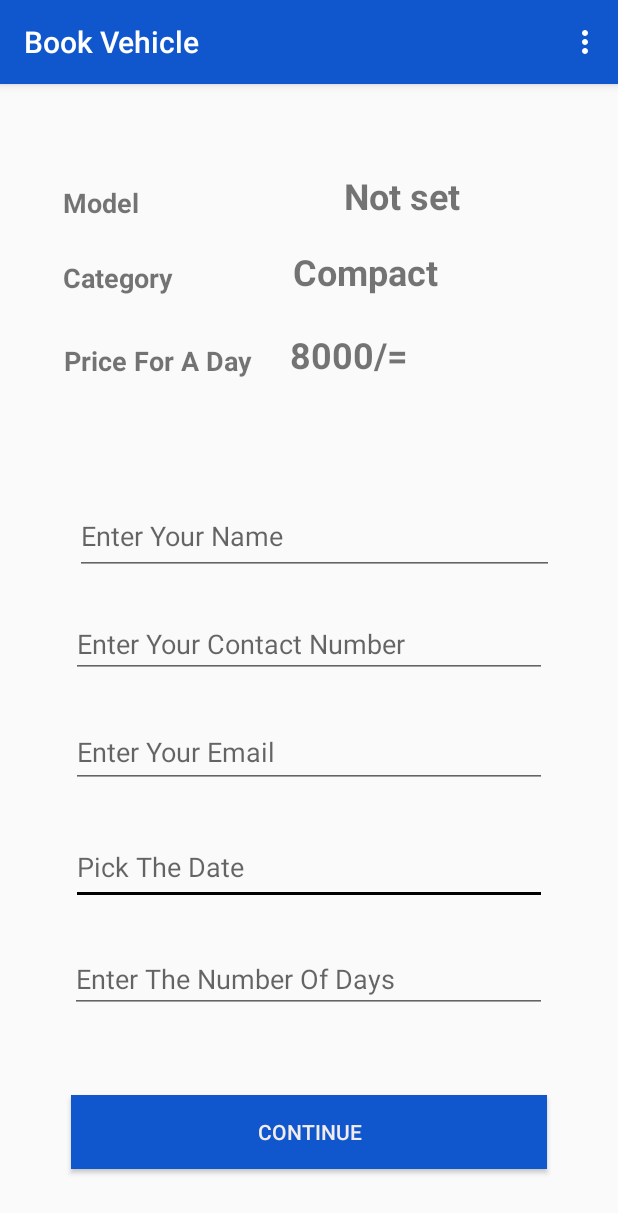
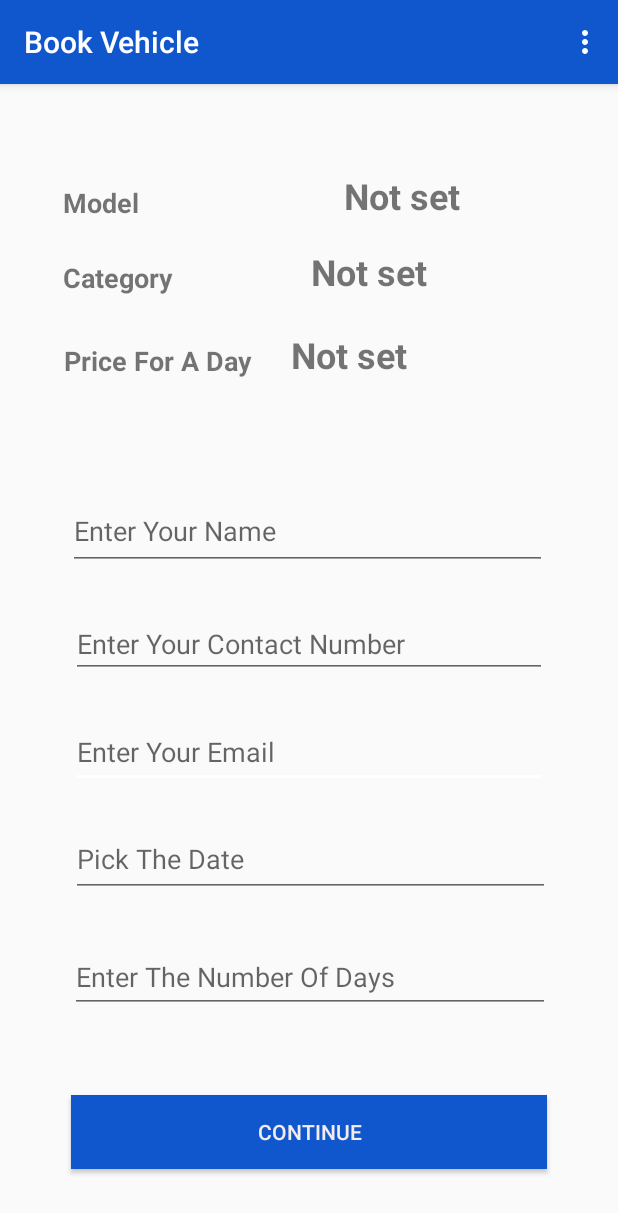
Before and after one commit to dilshan999/Admin, an Android app: the BookingActivity screen opened directly, with no data from a screen before it, on a phone screen of 412 x 824 dp. Shown: the top 1213 px of the screen. Run offline under Robolectric (Android 15) with nearby library versions, the phone set to English and light mode, and no system bars; our stand-ins replace Firebase (no records; nobody signed in at launch, a user with empty details on screens opened directly).

Commit message:
customer booking details added to the db

```diff
--- a/app/build.gradle
+++ b/app/build.gradle
@@ -31,6 +31,9 @@ dependencies {
     implementation 'androidx.navigation:navigation-fragment:2.3.0'
     implementation 'androidx.navigation:navigation-ui:2.3.0'
     implementation 'androidx.drawerlayout:drawerlayout:1.1.0'
+    implementation 'com.android.support:recyclerview-v7:29.0.0'
+    implementation 'com.github.bumptech.glide:glide:4.11.0'
+    implementation 'de.hdodenhof:circleimageview:3.1.0'
     implementation 'com.squareup.picasso:picasso:2.5.2'
     //noinspection GradleCompatible
     implementation 'com.android.support:design:28.0.0'
@@ -38,7 +41,7 @@ dependencies {
     testImplementation 'junit:junit:4.12'
     androidTestImplementation 'androidx.test.ext:junit:1.1.1'
     androidTestImplementation 'androidx.test.espresso:espresso-core:3.2.0'
-
+    annotationProcessor 'com.github.bumptech.glide:compiler:4.11.0'
 
 
 }
--- a/app/src/main/AndroidManifest.xml
+++ b/app/src/main/AndroidManifest.xml
@@ -2,7 +2,7 @@
 <manifest xmlns:android="http://schemas.android.com/apk/res/android"
     package="com.group11.rentacar">
 
-    <uses-permission android:name="android.permission.INTERNET" />
+    <uses-permission android:name="android.permission.INTERNET"/>
 
     <application
         android:allowBackup="true"
--- a/app/src/main/java/com/group11/rentacar/BookingActivity.java
+++ b/app/src/main/java/com/group11/rentacar/BookingActivity.java
@@ -8,11 +8,23 @@ import android.os.Bundle;
 import android.view.Menu;
 import android.view.MenuInflater;
 import android.view.MenuItem;
+import android.view.View;
+import android.widget.Button;
+import android.widget.EditText;
 import android.widget.TextView;
+import android.widget.Toast;
+
+import com.google.firebase.database.DatabaseReference;
+import com.google.firebase.database.FirebaseDatabase;
+
 
 public class BookingActivity extends AppCompatActivity {
 
-
+//TextView textModel,textCategory,textPrice;
+EditText txtCustomerName,txtCustomerPhone,txtCustomerEmail,txtCustomerDate,txtCustomerNoOfDays;
+Button btnCon;
+DatabaseReference reff;
+Booking booking;
 
     @Override
     protected void onCreate(Bundle savedInstanceState) {
@@ -20,15 +32,52 @@ public class BookingActivity extends AppCompatActivity {
         setContentView(R.layout.activity_booking);
 
         TextView textTitle = findViewById(R.id.textModel);
+        TextView textPrice = findViewById(R.id.textPrice);
+        TextView textTrans = findViewById(R.id.textCategory);
 
         String name = "Not set";
+        String price = "Not set";
+        String trans = "Not set";
 
         Bundle extras = getIntent().getExtras();
         if(extras != null){
             name = extras.getString("name");
+            price = extras.getString("price");
+            trans = extras.getString("transmission");
         }
 
         textTitle.setText(name);
+        textPrice.setText(price);
+        textTrans.setText(trans);
+
+        textTitle = findViewById(R.id.textModel);
+        textPrice = findViewById(R.id.textPrice);
+        txtCustomerName = (EditText)findViewById(R.id.editTextCustomerName);
+        txtCustomerPhone = (EditText)findViewById(R.id.editTextCustomerPhone);
+        txtCustomerEmail = (EditText)findViewById(R.id.editTextCustomerEmail);
+        txtCustomerDate = (EditText)findViewById(R.id.editTextDate);
+        txtCustomerNoOfDays = (EditText)findViewById(R.id.editTextNoDays);
+        btnCon = (Button) findViewById(R.id.btnContinue);
+        booking = new Booking();
+        reff = FirebaseDatabase.getInstance().getReference().child("Booking");
+        final TextView finalTextTitle = textTitle;
+        final TextView finalTextPrice = textPrice;
+
+
+        btnCon.setOnClickListener(new View.OnClickListener() {
+            @Override
+            public void onClick(View v) {
+                booking.setModel(finalTextTitle.getText().toString().trim());
+                booking.setPrice(finalTextPrice.getText().toString().trim());
+                booking.setCusName(txtCustomerName.getText().toString().trim());
+                booking.setCusPhone(txtCustomerPhone.getText().toString().trim());
+                booking.setCusEmail(txtCustomerEmail.getText().toString().trim());
+                booking.setCusDate(txtCustomerDate.getText().toString().trim());
+                booking.setCusNoOfDays(txtCustomerNoOfDays.getText().toString().trim());
+                reff.push().setValue(booking);
+                Toast.makeText(BookingActivity.this, "Data added successfully", Toast.LENGTH_SHORT).show();
+            }
+        });
 
     }
     @Override
--- a/app/src/main/res/layout/activity_booking.xml
+++ b/app/src/main/res/layout/activity_booking.xml
@@ -90,36 +90,6 @@
         app:layout_constraintTop_toTopOf="parent"
         app:layout_constraintVertical_bias="0.223" />
 
-    <EditText
-        android:id="@+id/editTextDate"
-        android:layout_width="317dp"
-        android:layout_height="50dp"
-        android:autofillHints=""
-        android:backgroundTintMode="multiply"
-        android:ems="10"
-        android:hint="@string/pick_the_date"
-        android:inputType="date|textPersonName"
-        app:layout_constraintBottom_toBottomOf="parent"
-        app:layout_constraintEnd_toEndOf="parent"
-        app:layout_constraintStart_toStartOf="parent"
-        app:layout_constraintTop_toTopOf="parent"
-        app:layout_constraintVertical_bias="0.693" />
-
-    <EditText
-        android:id="@+id/editTextNoDays"
-        android:layout_width="318dp"
-        android:layout_height="45dp"
-        android:ems="10"
-        android:hint="@string/number_of_days"
-        android:importantForAutofill="no"
-        android:inputType="textPersonName|text"
-        app:layout_constraintBottom_toBottomOf="parent"
-        app:layout_constraintEnd_toEndOf="parent"
-        app:layout_constraintHorizontal_bias="0.493"
-        app:layout_constraintStart_toStartOf="parent"
-        app:layout_constraintTop_toTopOf="parent"
-        app:layout_constraintVertical_bias="0.794" />
-
     <Button
         android:id="@+id/btnContinue"
         android:layout_width="317dp"
@@ -156,10 +126,10 @@
         android:inputType="textPersonName"
         app:layout_constraintBottom_toBottomOf="parent"
         app:layout_constraintEnd_toEndOf="parent"
-        app:layout_constraintHorizontal_bias="0.54"
+        app:layout_constraintHorizontal_bias="0.489"
         app:layout_constraintStart_toStartOf="parent"
         app:layout_constraintTop_toTopOf="parent"
-        app:layout_constraintVertical_bias="0.385" />
+        app:layout_constraintVertical_bias="0.38" />
 
     <EditText
         android:id="@+id/editTextCustomerPhone"
@@ -174,5 +144,33 @@
         app:layout_constraintTop_toTopOf="parent"
         app:layout_constraintVertical_bias="0.485" />
 
+    <EditText
+        android:id="@+id/editTextNoDays"
+        android:layout_width="320dp"
+        android:layout_height="47dp"
+        android:ems="10"
+        android:hint="@string/number_of_days"
+        android:inputType="number"
+        app:layout_constraintBottom_toBottomOf="parent"
+        app:layout_constraintEnd_toEndOf="parent"
+        app:layout_constraintHorizontal_bias="0.505"
+        app:layout_constraintStart_toStartOf="parent"
+        app:layout_constraintTop_toTopOf="parent"
+        app:layout_constraintVertical_bias="0.794" />
+
+    <EditText
+        android:id="@+id/editTextDate"
+        android:layout_width="319dp"
+        android:layout_height="50dp"
+        android:ems="10"
+        android:hint="@string/pick_the_date"
+        android:inputType="date"
+        app:layout_constraintBottom_toBottomOf="parent"
+        app:layout_constraintEnd_toEndOf="parent"
+        app:layout_constraintHorizontal_bias="0.51"
+        app:layout_constraintStart_toStartOf="parent"
+        app:layout_constraintTop_toTopOf="parent"
+        app:layout_constraintVertical_bias="0.685" />
+
 
 </androidx.constraintlayout.widget.ConstraintLayout>
```
Also changed, not shown: app/src/main/java/com/group11/rentacar/Booking.java (added, +82 -0 lines), app/src/main/java/com/group11/rentacar/Car.java (+21 -2 lines), app/src/main/java/com/group11/rentacar/HomePageActivity.java (+16 -0 lines), app/src/main/java/com/group11/rentacar/HomePageAdapter.java (+6 -1 lines), app/src/main/res/drawable/border_line.xml (added, +10 -0 lines), app/src/main/res/layout/main_menu_raw.xml (+52 -57 lines).
